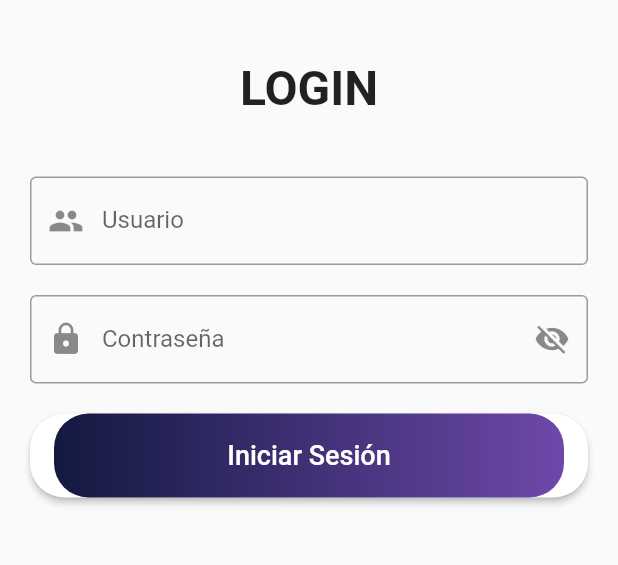
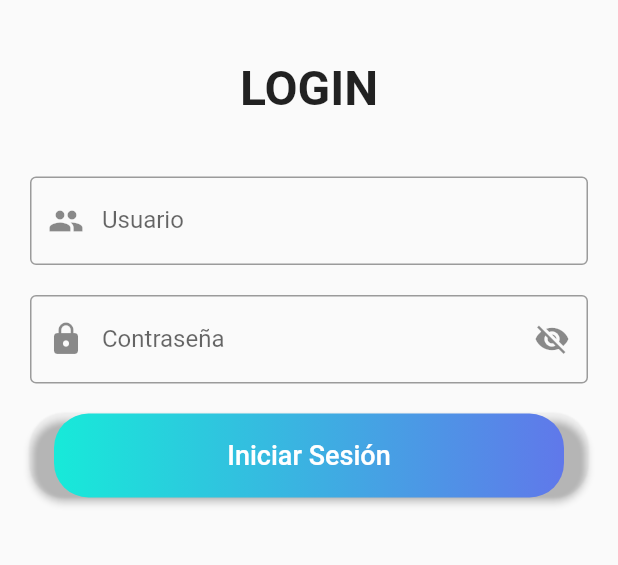
Before and after one commit to darevalo8/gestionProyecto, a Flutter app: the screen it shows after launch, on a phone screen of 412 x 824 dp, the part 203-768 px from its top. Run offline on Flutter 3.47's test engine with Material 2 defaults, Android fonts, the phone set to English and light mode, and no system bars; our stand-ins replace shared_preferences.

Commit message:
ya ni se por qué hago commit pero algo hice

```diff
--- a/lib/src/pages/login_page.dart
+++ b/lib/src/pages/login_page.dart
@@ -114,7 +114,7 @@ class _LoginPageState extends State<LoginPage> {
       shape: RoundedRectangleBorder(
         borderRadius: BorderRadius.circular(23.0)
       ),
-      color: Colors.white,
+      color: Colors.transparent,
       onPressed: (_guardando) ? null :_submit,
       child: Container(
         height: 56.0,
@@ -122,7 +122,7 @@ class _LoginPageState extends State<LoginPage> {
         decoration: BoxDecoration(
             borderRadius: BorderRadius.circular(23.0),
             gradient: LinearGradient(
-              colors: <Color>[Color(0xFF121940), Color(0xFF6E48AA)]
+              colors: <Color>[Color(0xFF17ead9), Color(0xFF6078ea)]
               )
             ),
         child: Center(
@@ -148,11 +148,14 @@ class _LoginPageState extends State<LoginPage> {
           if (data['access'] != null) {
 
              setState(() {_guardando= false ; });
+             userProvider.getTypeUser().then((value){
+                Navigator.pushReplacementNamed(context, 'home', arguments: {
+                'token': data['access'],
+                'refresh': data['refresh'],
+                'tipo_usuario' : value['tipo_usuario']
+              });
+             });
 
-             Navigator.pushReplacementNamed(context, 'home', arguments: {
-              'token': data['access'],
-              'refresh': data['refresh']
-            });
             } if(data['access'] == null) {
              alerta.mostrarAlerta(context, data['detail']);
             }
```
Also changed, not shown: lib/src/pages/home_page.dart (+11 -1 lines).
